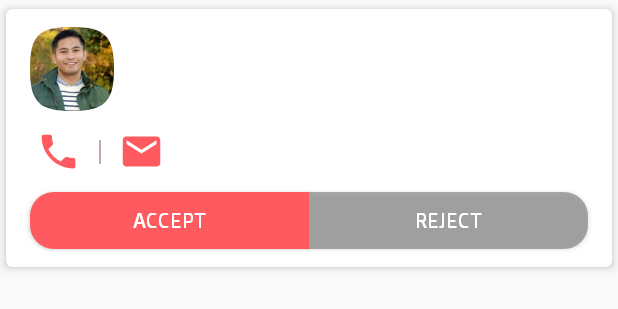
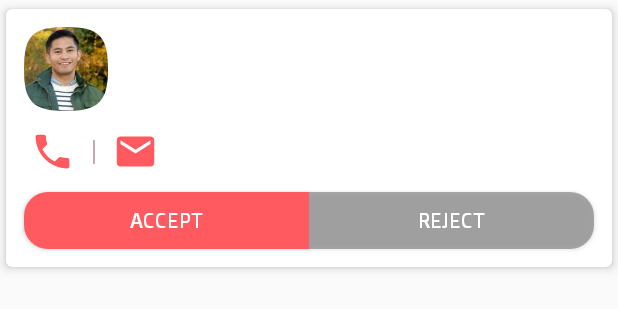
Before and after one commit to DroidLove/MatchesCard, an Android app: the layout item_matches_profile.xml on its own in the app's theme, with its tools: preview values and no code run, on a phone screen of 412 x 824 dp. Shown: the top 309 px of the screen. Run offline under Robolectric (Android 15) with nearby library versions, the phone set to English and light mode, and no system bars.

Commit message:
UI Fixes

```diff
--- a/app/src/main/res/layout/item_matches_profile.xml
+++ b/app/src/main/res/layout/item_matches_profile.xml
@@ -17,8 +17,8 @@
             android:id="@+id/imageView_profile"
             android:layout_width="@dimen/dialog_avatar_width"
             android:layout_height="@dimen/dialog_avatar_height"
-            android:layout_marginLeft="16dp"
-            android:layout_marginStart="16dp"
+            android:layout_marginLeft="12dp"
+            android:layout_marginStart="12dp"
             android:layout_marginTop="12dp"
             android:src="@drawable/demo_imag"
             app:layout_constraintStart_toStartOf="parent"
@@ -28,10 +28,10 @@
             android:id="@+id/textView_user_details"
             android:layout_width="0dp"
             android:layout_height="wrap_content"
-            android:layout_marginEnd="8dp"
-            android:layout_marginLeft="8dp"
-            android:layout_marginRight="8dp"
-            android:layout_marginStart="8dp"
+            android:layout_marginEnd="12dp"
+            android:layout_marginLeft="12dp"
+            android:layout_marginRight="12dp"
+            android:layout_marginStart="12dp"
             android:layout_marginTop="4dp"
             android:ellipsize="end"
             android:fontFamily="@font/doppio_one"
@@ -49,10 +49,10 @@
             android:id="@+id/textView_address"
             android:layout_width="0dp"
             android:layout_height="wrap_content"
-            android:layout_marginEnd="8dp"
-            android:layout_marginLeft="8dp"
-            android:layout_marginRight="8dp"
-            android:layout_marginStart="8dp"
+            android:layout_marginEnd="12dp"
+            android:layout_marginLeft="12dp"
+            android:layout_marginRight="12dp"
+            android:layout_marginStart="12dp"
             android:layout_marginTop="4dp"
             android:ellipsize="end"
             android:fontFamily="@font/doppio_one"
@@ -67,8 +67,8 @@
             android:layout_width="0dp"
             android:layout_height="@dimen/dimen_38"
             android:layout_marginBottom="12dp"
-            android:layout_marginLeft="16dp"
-            android:layout_marginStart="16dp"
+            android:layout_marginLeft="12dp"
+            android:layout_marginStart="12dp"
             android:layout_marginTop="8dp"
             android:background="@drawable/shape_outcoming_message"
             android:fontFamily="@font/doppio_one"
@@ -88,8 +88,8 @@
             android:layout_width="0dp"
             android:layout_height="@dimen/dimen_38"
             android:layout_marginBottom="12dp"
-            android:layout_marginEnd="16dp"
-            android:layout_marginRight="16dp"
+            android:layout_marginEnd="12dp"
+            android:layout_marginRight="12dp"
             android:background="@drawable/shape_incoming_message"
             android:clickable="true"
             android:fontFamily="@font/doppio_one"
@@ -108,9 +108,9 @@
             android:layout_width="@dimen/dimen_38"
             android:layout_height="@dimen/dimen_38"
             android:layout_marginEnd="8dp"
-            android:layout_marginLeft="16dp"
+            android:layout_marginLeft="12dp"
             android:layout_marginRight="8dp"
-            android:layout_marginStart="16dp"
+            android:layout_marginStart="12dp"
             android:layout_marginTop="8dp"
             android:clickable="true"
             android:foreground="?android:attr/selectableItemBackground"
```
